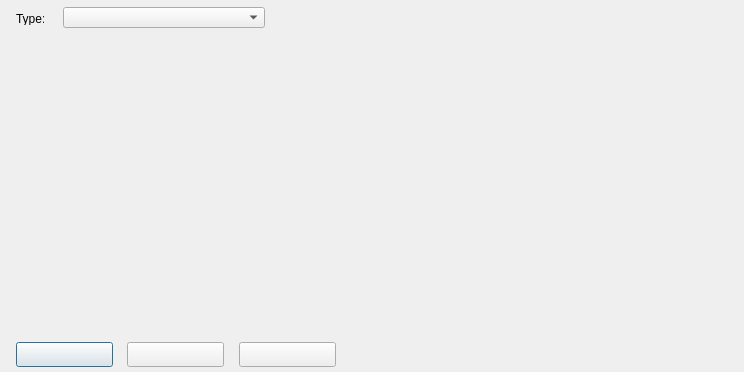
Qt form src/forms/ProfileMountEditorFormUnit.ui (Eldricos/D-Fend-Reborn) before a commit.
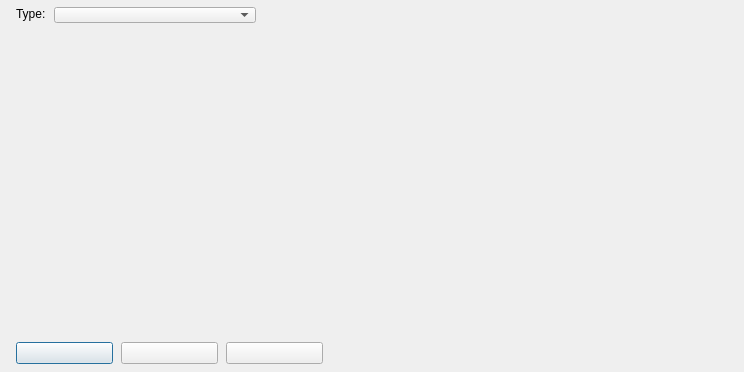
The same form after that commit.

Commit message: Remaining dialogs: Qt layouts instead of fixed pixel positions

Patch:
```diff
--- a/src/forms/ProfileMountEditorFormUnit.ui
+++ b/src/forms/ProfileMountEditorFormUnit.ui
@@ -22,18 +22,40 @@
       <property name="frameShape"><enum>QFrame::NoFrame</enum></property>
       <property name="frameShadow"><enum>QFrame::Plain</enum></property>
       <property name="vclClass" stdset="0"><string notr="true">TPanel</string></property>
+      <layout class="QGridLayout" name="TopPanel_Layout" columnstretch="0,0,1">
+        <property name="leftMargin"><number>16</number></property>
+        <property name="topMargin"><number>7</number></property>
+        <property name="rightMargin"><number>4</number></property>
+        <property name="bottomMargin"><number>8</number></property>
+        <property name="horizontalSpacing"><number>8</number></property>
+        <property name="verticalSpacing"><number>4</number></property>
+        <item row="0" column="0">
       <widget class="QLabel" name="TypeLabel">
-        <property name="geometry"><rect><x>16</x><y>12</y><width>28</width><height>13</height></rect></property>
         <property name="text"><string>Type:</string></property>
         <property name="textFormat"><enum>Qt::PlainText</enum></property>
         <property name="alignment"><set>Qt::AlignLeft|Qt::AlignTop</set></property>
-        <property name="vclAutoSize" stdset="0"><bool>true</bool></property>
-      </widget>
+          </widget>
+        </item>
+        <item row="0" column="1" alignment="Qt::AlignLeft">
       <widget class="QComboBox" name="TypeComboBox">
-        <property name="geometry"><rect><x>63</x><y>7</y><width>202</width><height>21</height></rect></property>
         <property name="editable"><bool>false</bool></property>
         <property name="maxVisibleItems"><number>8</number></property>
-      </widget>
+            <property name="minimumSize"><size><width>202</width><height>0</height></size></property>
+          </widget>
+        </item>
+        <item row="0" column="2">
+          <spacer name="TopPanel_Layout_HFill">
+            <property name="orientation"><enum>Qt::Horizontal</enum></property>
+            <property name="sizeHint" stdset="0"><size><width>0</width><height>0</height></size></property>
+          </spacer>
+        </item>
+        <item row="1" column="0">
+          <spacer name="TopPanel_VFill">
+            <property name="orientation"><enum>Qt::Vertical</enum></property>
+            <property name="sizeHint" stdset="0"><size><width>0</width><height>0</height></size></property>
+          </spacer>
+        </item>
+      </layout>
     </widget>
     <widget class="QFrame" name="BottomPanel">
       <property name="geometry"><rect><x>0</x><y>340</y><width>744</width><height>32</height></rect></property>
@@ -41,30 +63,56 @@
       <property name="frameShape"><enum>QFrame::NoFrame</enum></property>
       <property name="frameShadow"><enum>QFrame::Plain</enum></property>
       <property name="vclClass" stdset="0"><string notr="true">TPanel</string></property>
+      <layout class="QGridLayout" name="BottomPanel_Layout" columnstretch="0,0,0,1">
+        <property name="leftMargin"><number>16</number></property>
+        <property name="topMargin"><number>2</number></property>
+        <property name="rightMargin"><number>4</number></property>
+        <property name="bottomMargin"><number>8</number></property>
+        <property name="horizontalSpacing"><number>8</number></property>
+        <property name="verticalSpacing"><number>4</number></property>
+        <item row="0" column="0" alignment="Qt::AlignLeft">
       <widget class="QPushButton" name="OKButton">
-        <property name="geometry"><rect><x>16</x><y>2</y><width>97</width><height>25</height></rect></property>
-        <property name="text"><string></string></property>
+            <property name="text"><string /></property>
         <property name="autoDefault"><bool>false</bool></property>
         <property name="vclKind" stdset="0"><string notr="true">bkOK</string></property>
         <property name="default"><bool>true</bool></property>
         <property name="vclModalResult" stdset="0"><string notr="true">mrOk</string></property>
         <property name="vclOnClick" stdset="0"><string notr="true">OKButtonClick</string></property>
-      </widget>
+            <property name="minimumSize"><size><width>97</width><height>0</height></size></property>
+          </widget>
+        </item>
+        <item row="0" column="1" alignment="Qt::AlignLeft">
       <widget class="QPushButton" name="CancelButton">
-        <property name="geometry"><rect><x>127</x><y>2</y><width>97</width><height>25</height></rect></property>
-        <property name="text"><string></string></property>
+            <property name="text"><string /></property>
         <property name="autoDefault"><bool>false</bool></property>
         <property name="vclKind" stdset="0"><string notr="true">bkCancel</string></property>
         <property name="vclCancel" stdset="0"><bool>true</bool></property>
         <property name="vclModalResult" stdset="0"><string notr="true">mrCancel</string></property>
-      </widget>
+            <property name="minimumSize"><size><width>97</width><height>0</height></size></property>
+          </widget>
+        </item>
+        <item row="0" column="2" alignment="Qt::AlignLeft">
       <widget class="QPushButton" name="HelpButton">
-        <property name="geometry"><rect><x>239</x><y>2</y><width>97</width><height>25</height></rect></property>
-        <property name="text"><string></string></property>
+            <property name="text"><string /></property>
         <property name="autoDefault"><bool>false</bool></property>
         <property name="vclKind" stdset="0"><string notr="true">bkHelp</string></property>
         <property name="vclOnClick" stdset="0"><string notr="true">HelpButtonClick</string></property>
-      </widget>
+            <property name="minimumSize"><size><width>97</width><height>0</height></size></property>
+          </widget>
+        </item>
+        <item row="0" column="3">
+          <spacer name="BottomPanel_Layout_HFill">
+            <property name="orientation"><enum>Qt::Horizontal</enum></property>
+            <property name="sizeHint" stdset="0"><size><width>0</width><height>0</height></size></property>
+          </spacer>
+        </item>
+        <item row="1" column="0">
+          <spacer name="BottomPanel_VFill">
+            <property name="orientation"><enum>Qt::Vertical</enum></property>
+            <property name="sizeHint" stdset="0"><size><width>0</width><height>0</height></size></property>
+          </spacer>
+        </item>
+      </layout>
     </widget>
   </widget>
   <tabstops>
```
Left out of the diff: 6 changed lines with no effect on the pictures. Lines whose indentation alone changed are shown as unchanged. The commit also changes 102 other files.
